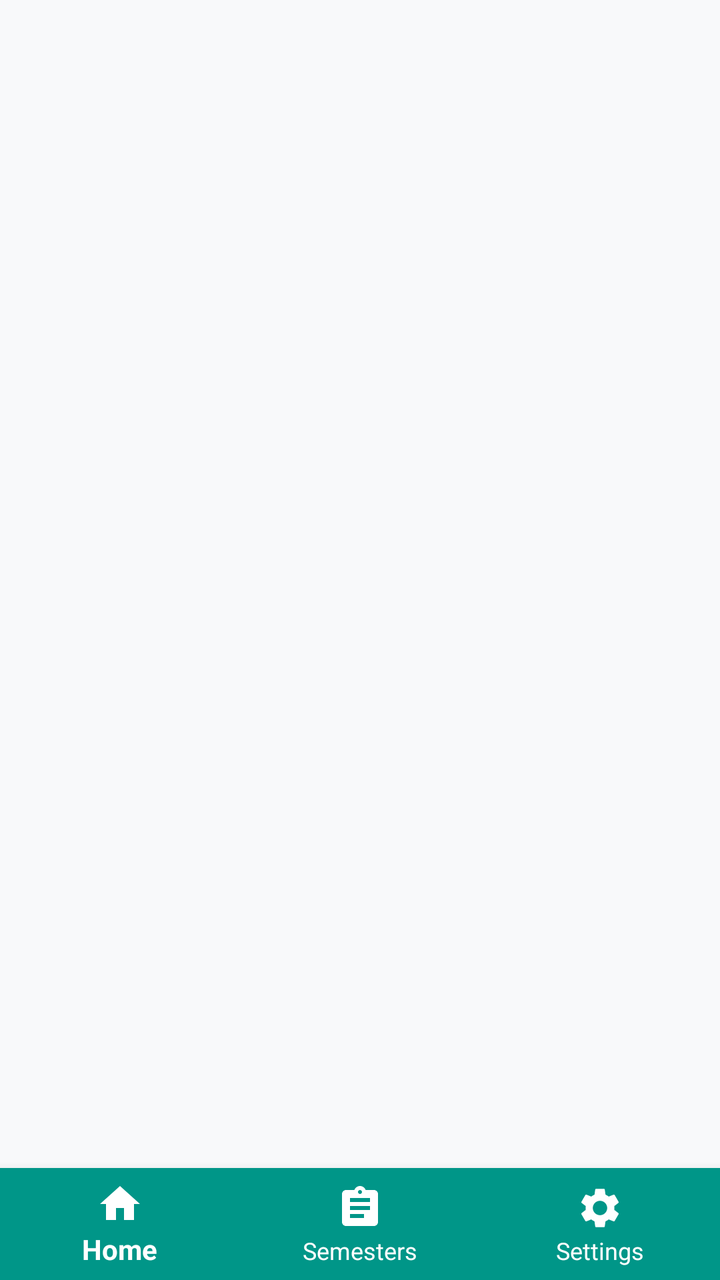
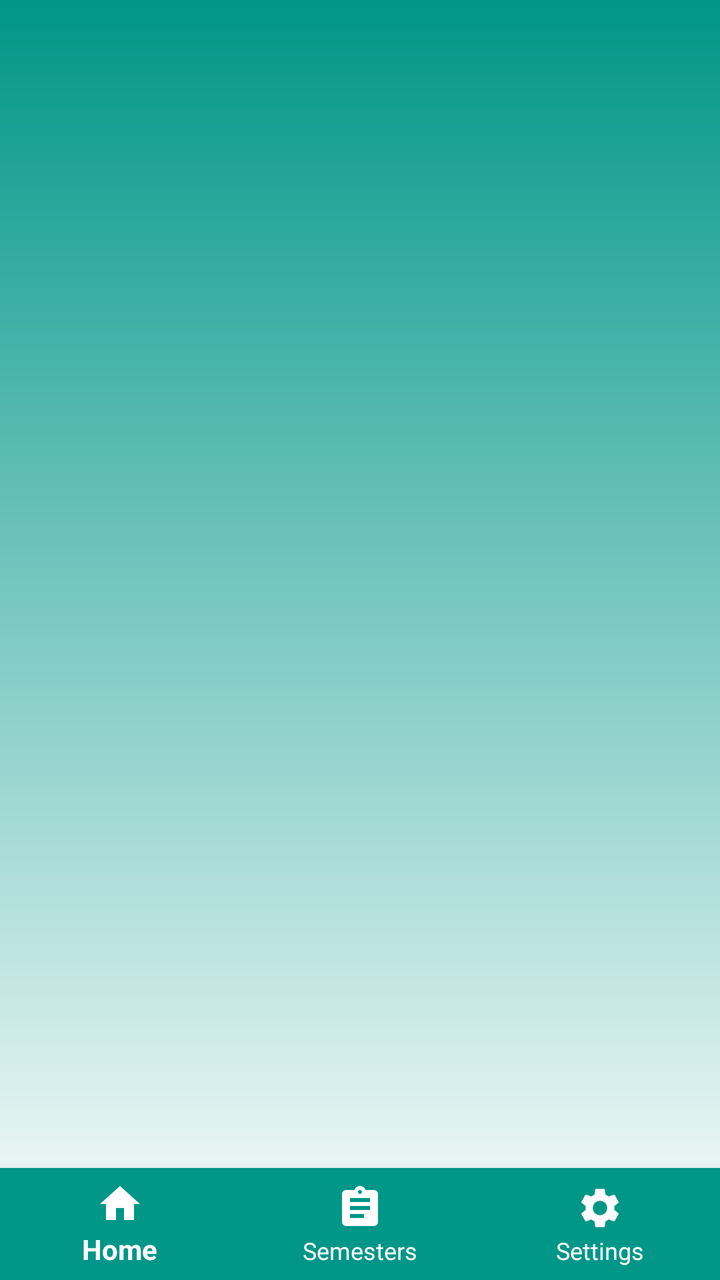

Before-and-after screenshots of an Android layout around one commit, followed by the original layout XML and the change that was made.
<!-- AndroidManifest.xml: application theme Theme.AppCompat.Light.NoActionBar -->
<!-- res/layout/activity_main.xml -->
<?xml version="1.0" encoding="utf-8"?>
<LinearLayout xmlns:android="http://schemas.android.com/apk/res/android"
    xmlns:app="http://schemas.android.com/apk/res-auto"
    android:layout_width="match_parent"
    android:layout_height="match_parent"
    android:orientation="vertical"
    android:background="@color/background">

    <FrameLayout
        android:id="@+id/fragment_container"
        android:layout_width="match_parent"
        android:layout_height="0dp"
        android:layout_weight="1" />

    <com.google.android.material.bottomnavigation.BottomNavigationView
        android:id="@+id/bottom_navigation"
        android:layout_width="match_parent"
        android:layout_height="wrap_content"
        android:background="@color/purple_500"
        app:itemIconTint="@color/white"
        app:itemTextColor="@color/white"
        app:menu="@menu/bottom_nav_menu" />


</LinearLayout>
<!-- resources referenced by this layout -->
<resources>
  <color name="background">#F8F9FA</color>
  <color name="purple_500">#009688</color>
  <color name="white">#FFFFFFFF</color>
</resources>

<!-- the commit's change to res/layout/activity_main.xml (unified diff, before → after) -->
@@ -4,7 +4,7 @@
     android:layout_width="match_parent"
     android:layout_height="match_parent"
     android:orientation="vertical"
-    android:background="@color/background">
+    android:background="@drawable/bg_gradient">
 
     <FrameLayout
         android:id="@+id/fragment_container"
<!-- resource entries referenced after the edit -->
@@ -1,7 +1,15 @@
 <!-- resources referenced by this layout -->
 <resources>
-  <color name="background">#F8F9FA</color>
   <color name="purple_500">#009688</color>
   <color name="white">#FFFFFFFF</color>
+  <!-- drawable bg_gradient (drawable) -->
+  <?xml version="1.0" encoding="utf-8"?>
+  <shape xmlns:android="http://schemas.android.com/apk/res/android">
+      <gradient
+          android:type="linear"
+          android:startColor="#FFFFFF"
+          android:endColor="#009688"
+          android:angle="90" />
+  </shape>
 </resources>
 
